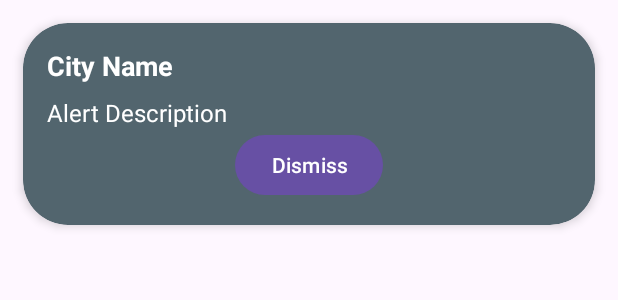
After one commit to Rawan78/WeatherForecast, an Android app: the layout notification_layout.xml on its own in the app's theme, with its tools: preview values and no code run, on a phone screen of 412 x 824 dp. The commit adds this screen. Shown: the top 300 px of the screen. Run offline under Robolectric (Android 15) with nearby library versions, the phone set to English and light mode, and no system bars; network calls fail.

Commit message:
adding Alarm feature and making unit testing to FavoriteDAO

```diff
--- a/app/src/main/res/layout/fragment_alerts_screen.xml
+++ b/app/src/main/res/layout/fragment_alerts_screen.xml
@@ -121,7 +121,7 @@
                     android:id="@+id/radio_map"
                     android:layout_width="wrap_content"
                     android:layout_height="wrap_content"
-                    android:text="@string/no_sound"
+                    android:text="@string/default_alarm_sound"
                     android:textColor="@color/white"
 
                      />
--- a/app/src/main/res/layout/fragment_home_screen.xml
+++ b/app/src/main/res/layout/fragment_home_screen.xml
@@ -148,7 +148,7 @@
             android:layout_marginStart="23dp"
             android:layout_marginEnd="224dp"
             android:layout_marginBottom="8dp"
-            android:text="@string/_7_day_forecast"
+            android:text="@string/_6_day_forecast"
             android:textColor="@color/navyBlue"
             android:textSize="25dp"
             android:textStyle="bold"
--- /dev/null
+++ b/app/src/main/res/layout/notification_layout.xml
@@ -0,0 +1,42 @@
+<?xml version="1.0" encoding="utf-8"?>
+<androidx.cardview.widget.CardView xmlns:android="http://schemas.android.com/apk/res/android"
+    xmlns:app="http://schemas.android.com/apk/res-auto"
+    android:layout_width="match_parent"
+    android:layout_height="wrap_content"
+    android:layout_margin="15dp"
+    app:cardCornerRadius="30dp"
+    android:backgroundTint="@color/navyBlue"
+    app:cardElevation="4dp">
+
+    <LinearLayout
+        android:layout_width="match_parent"
+        android:layout_height="wrap_content"
+        android:orientation="vertical"
+        android:padding="16dp">
+
+        <TextView
+            android:id="@+id/txtCityName"
+            android:layout_width="wrap_content"
+            android:layout_height="wrap_content"
+            android:textSize="18sp"
+            android:textColor="@android:color/white"
+            android:textStyle="bold"
+            android:layout_marginBottom="8dp"
+            android:text="City Name" />
+
+        <TextView
+            android:id="@+id/txtAlertDescription"
+            android:layout_width="wrap_content"
+            android:layout_height="wrap_content"
+            android:textSize="16sp"
+            android:textColor="@android:color/white"
+            android:text="Alert Description" />
+
+        <Button
+            android:id="@+id/btn_dismiss"
+            android:layout_width="wrap_content"
+            android:layout_height="wrap_content"
+            android:layout_gravity="center"
+            android:text="@string/dismiss"/>
+    </LinearLayout>
+</androidx.cardview.widget.CardView>
--- a/app/src/main/res/values/strings.xml
+++ b/app/src/main/res/values/strings.xml
@@ -35,4 +35,8 @@
     <string name="no_sound">No sound</string>
     <string name="save">Save</string>
     <string name="cancel">Cancel</string>
+    <string name="dismiss">Dismiss</string>
+    <string name="title_activity_alarm">AlarmActivity</string>
+    <string name="default_alarm_sound">Default alarm sound</string>
+    <string name="_6_day_forecast">6-day forecast</string>
 </resources>
```
Also changed, not shown: app/build.gradle (+41 -0 lines), app/src/main/AndroidManifest.xml (+9 -0 lines), app/src/main/java/com/example/weatherforecast/AlertScreen/view/AlarmReceiver.kt (added, +101 -0 lines), app/src/main/java/com/example/weatherforecast/AlertScreen/view/AlertReceiver.kt (+5 -2 lines), app/src/main/java/com/example/weatherforecast/AlertScreen/view/AlertsScreenFragment.kt (+47 -8 lines), app/src/main/java/com/example/weatherforecast/AlertScreen/view/NotificationUtils.kt (line endings or trailing spaces), build.gradle (line endings or trailing spaces), 3 other files.
